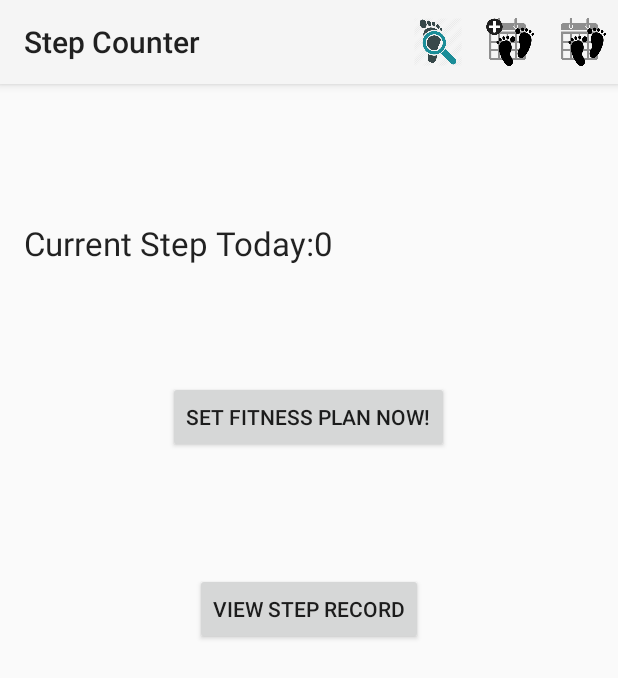
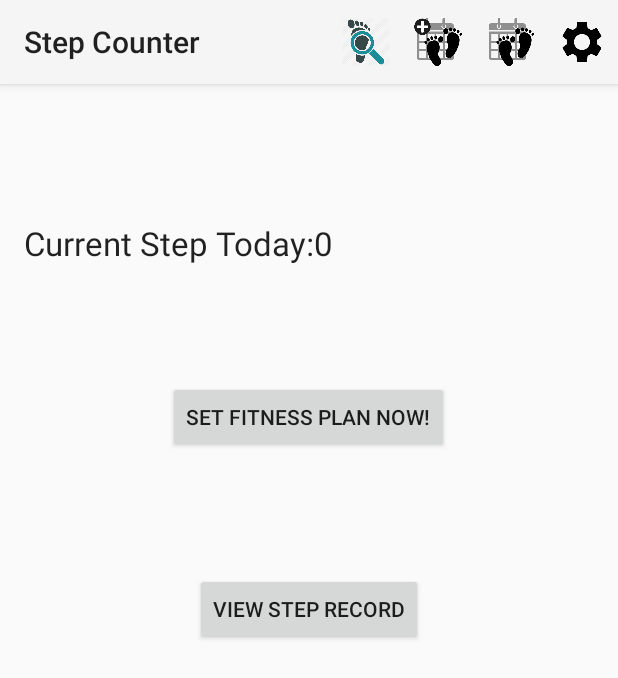
Before and after one commit to billyng7900/stepcounter, an Android app: the screen it shows after launch (MainActivity), on a phone screen of 412 x 824 dp. Shown: the top 678 px of the screen. Run offline under Robolectric (Android 15) with nearby library versions, the phone set to English and light mode, and no system bars.

Commit message:
menu icon - settings

```diff
--- a/app/src/main/res/menu/menu_main.xml
+++ b/app/src/main/res/menu/menu_main.xml
@@ -12,4 +12,8 @@
         android:orderInCategory="100" android:showAsAction="always"
         android:icon="@drawable/fitness_plan">
     </item>
+    <item android:id="@+id/action_settings" android:title="Settings"
+        android:orderInCategory="100" android:showAsAction="always"
+        android:icon="@drawable/settings">
+    </item>
 </menu>
```
Also changed, not shown: app/src/main/res/drawable/settings.png (added).
